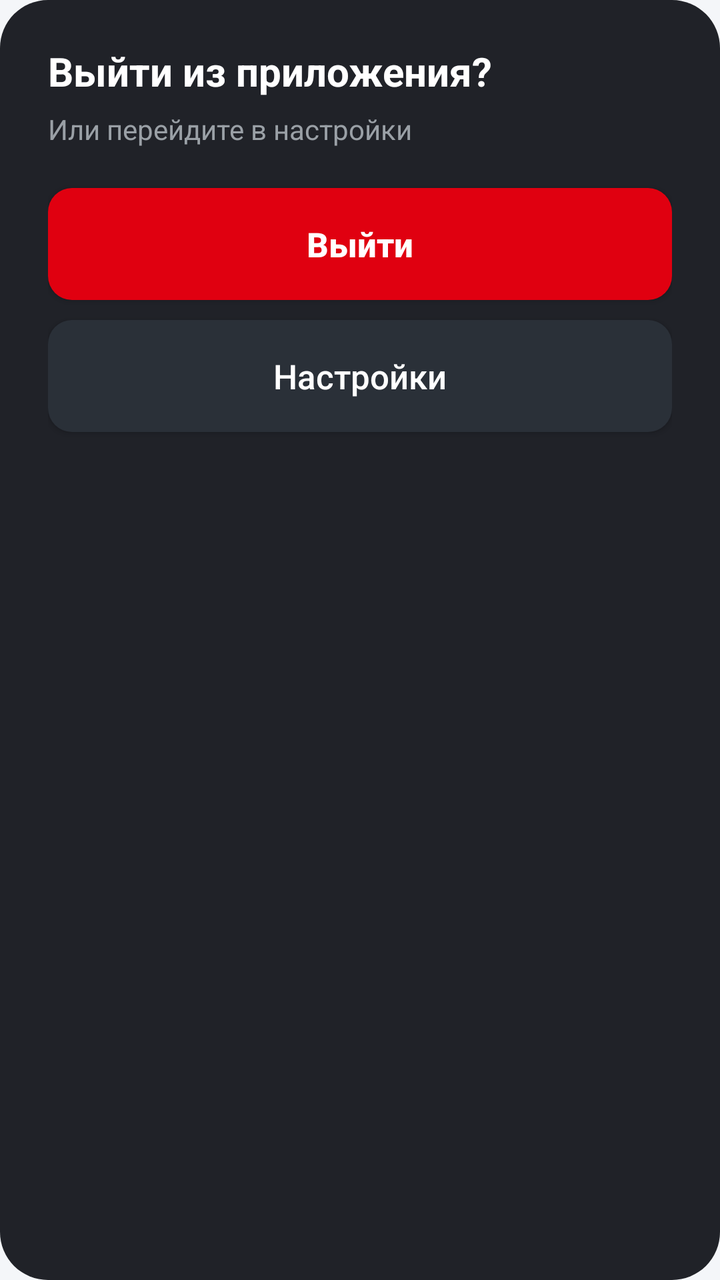
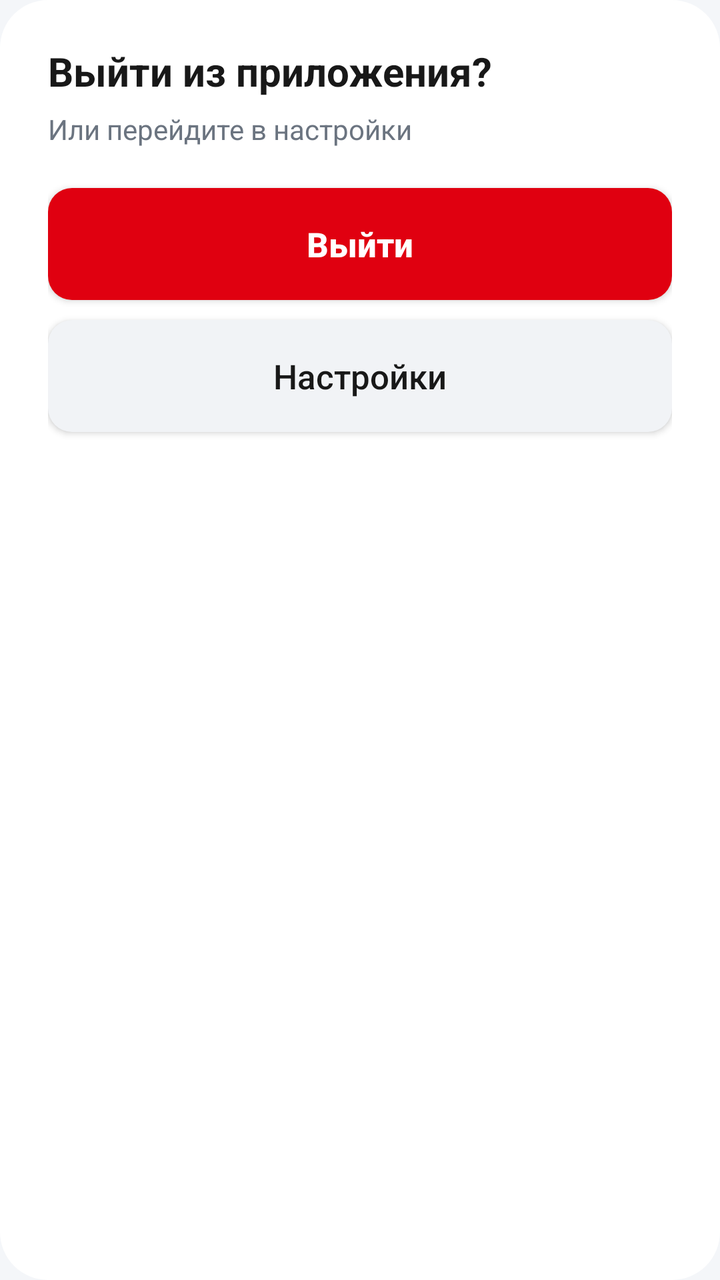

Screens rendered from an Android XML layout before and after an edit, with the pre-edit source and the edit as a unified diff.
<!-- AndroidManifest.xml: application theme Theme.Newline -->
<!-- res/layout/dialog_exit.xml -->
<?xml version="1.0" encoding="utf-8"?>
<LinearLayout xmlns:android="http://schemas.android.com/apk/res/android"
    android:layout_width="match_parent"
    android:layout_height="wrap_content"
    android:background="@drawable/bg_epg_dialog"
    android:orientation="vertical"
    android:paddingLeft="24dp"
    android:paddingTop="22dp"
    android:paddingRight="24dp"
    android:paddingBottom="22dp">

    <TextView
        android:layout_width="match_parent"
        android:layout_height="wrap_content"
        android:text="@string/exit_dialog_title"
        android:textColor="#FFFFFF"
        android:textSize="20sp"
        android:textStyle="bold" />

    <TextView
        android:layout_width="match_parent"
        android:layout_height="wrap_content"
        android:layout_marginTop="6dp"
        android:text="@string/exit_dialog_hint"
        android:textColor="#9AA0A6"
        android:textSize="14sp" />

    <Button
        android:id="@+id/exitExit"
        android:layout_width="match_parent"
        android:layout_height="56dp"
        android:layout_marginTop="20dp"
        android:background="@drawable/bg_dialog_primary"
        android:focusable="true"
        android:focusableInTouchMode="true"
        android:text="@string/exit_dialog_exit"
        android:textAllCaps="false"
        android:textColor="#FFFFFF"
        android:textSize="17sp"
        android:textStyle="bold" />

    <Button
        android:id="@+id/exitSettings"
        android:layout_width="match_parent"
        android:layout_height="56dp"
        android:layout_marginTop="10dp"
        android:background="@drawable/bg_epg_close"
        android:focusable="true"
        android:focusableInTouchMode="true"
        android:text="@string/settings_title"
        android:textAllCaps="false"
        android:textColor="#FFFFFF"
        android:textSize="17sp" />

</LinearLayout>
<!-- resources referenced by this layout -->
<resources>
  <!-- drawable bg_dialog_primary (drawable) -->
  <?xml version="1.0" encoding="utf-8"?>
  <selector xmlns:android="http://schemas.android.com/apk/res/android">
  
      <item android:state_focused="true">
          <shape android:shape="rectangle">
              <solid android:color="@color/brand_red" />
              <corners android:radius="12dp" />
              <stroke
                  android:width="3dp"
                  android:color="#FFFFFF" />
          </shape>
      </item>
  
      <item>
          <shape android:shape="rectangle">
              <solid android:color="@color/brand_red" />
              <corners android:radius="12dp" />
          </shape>
      </item>
  
  </selector>
  <!-- drawable bg_epg_close (drawable) -->
  <?xml version="1.0" encoding="utf-8"?>
  <selector xmlns:android="http://schemas.android.com/apk/res/android">
  
      <item android:state_focused="true">
          <shape android:shape="rectangle">
              <solid android:color="#2A3038" />
              <corners android:radius="12dp" />
              <stroke
                  android:width="2dp"
                  android:color="#FFFFFF" />
          </shape>
      </item>
  
      <item>
          <shape android:shape="rectangle">
              <solid android:color="#2A3038" />
              <corners android:radius="12dp" />
          </shape>
      </item>
  
  </selector>
  <!-- drawable bg_epg_dialog (drawable) -->
  <?xml version="1.0" encoding="utf-8"?>
  <shape xmlns:android="http://schemas.android.com/apk/res/android"
      android:shape="rectangle">
      <solid android:color="#F216181D" />
      <corners android:radius="24dp" />
  </shape>
  <string name="exit_dialog_exit">Выйти</string>
  <string name="exit_dialog_hint">Или перейдите в настройки</string>
  <string name="exit_dialog_title">Выйти из приложения?</string>
  <string name="settings_title">Настройки</string>
  <style name="Theme.Newline" parent="Theme.AppCompat.DayNight.NoActionBar">
          <item name="colorPrimary">@color/brand_red</item>
          <item name="colorPrimaryDark">@color/status_bar</item>
          <item name="colorAccent">@color/brand_red</item>
          <item name="android:windowBackground">@color/background</item>
          <item name="android:textColorPrimary">@color/text_primary</item>
          <item name="android:textColorSecondary">@color/text_secondary</item>
          <item name="android:statusBarColor">@color/status_bar</item>
          <item name="android:windowLightStatusBar" tools:targetApi="23">@bool/light_status_bar</item>
          <item name="android:navigationBarColor">@color/nav_bar</item>
          <item name="android:windowLightNavigationBar" tools:targetApi="27">@bool/light_status_bar</item>
          <item name="android:windowLayoutInDisplayCutoutMode" tools:targetApi="28">shortEdges</item>
          <item name="android:forceDarkAllowed" tools:targetApi="29">false</item>
      </style>
  <color name="brand_red">#E00010</color>
  <color name="status_bar">#FFFFFF</color>
  <color name="background">#F4F6F9</color>
  <color name="text_primary">#181818</color>
  <color name="text_secondary">#6B7480</color>
  <color name="nav_bar">#FFFFFF</color>
</resources>

<!-- the commit's change to res/layout/dialog_exit.xml (unified diff, before → after) -->
@@ -13,7 +13,7 @@
         android:layout_width="match_parent"
         android:layout_height="wrap_content"
         android:text="@string/exit_dialog_title"
-        android:textColor="#FFFFFF"
+        android:textColor="@color/dialog_text_primary"
         android:textSize="20sp"
         android:textStyle="bold" />
 
@@ -22,7 +22,7 @@
         android:layout_height="wrap_content"
         android:layout_marginTop="6dp"
         android:text="@string/exit_dialog_hint"
-        android:textColor="#9AA0A6"
+        android:textColor="@color/dialog_text_secondary"
         android:textSize="14sp" />
 
     <Button
@@ -35,7 +35,7 @@
         android:focusableInTouchMode="true"
         android:text="@string/exit_dialog_exit"
         android:textAllCaps="false"
-        android:textColor="#FFFFFF"
+        android:textColor="@color/dialog_primary_text"
         android:textSize="17sp"
         android:textStyle="bold" />
 
@@ -49,7 +49,7 @@
         android:focusableInTouchMode="true"
         android:text="@string/settings_title"
         android:textAllCaps="false"
-        android:textColor="#FFFFFF"
+        android:textColor="@color/dialog_button_text"
         android:textSize="17sp" />
 
 </LinearLayout>
<!-- resource entries referenced after the edit -->
@@ -1,5 +1,9 @@
 <!-- resources referenced by this layout -->
 <resources>
+  <color name="dialog_button_text">#181818</color>
+  <color name="dialog_primary_text">#FFFFFF</color>
+  <color name="dialog_text_primary">#181818</color>
+  <color name="dialog_text_secondary">#6B7480</color>
   <!-- drawable bg_dialog_primary (drawable) -->
   <?xml version="1.0" encoding="utf-8"?>
   <selector xmlns:android="http://schemas.android.com/apk/res/android">
@@ -10,7 +14,7 @@
               <corners android:radius="12dp" />
               <stroke
                   android:width="3dp"
-                  android:color="#FFFFFF" />
+                  android:color="@color/dialog_primary_focus" />
           </shape>
       </item>
   
@@ -28,17 +32,17 @@
   
       <item android:state_focused="true">
           <shape android:shape="rectangle">
-              <solid android:color="#2A3038" />
+              <solid android:color="@color/dialog_button_bg" />
               <corners android:radius="12dp" />
               <stroke
                   android:width="2dp"
-                  android:color="#FFFFFF" />
+                  android:color="@color/dialog_focus_ring" />
           </shape>
       </item>
   
       <item>
           <shape android:shape="rectangle">
-              <solid android:color="#2A3038" />
+              <solid android:color="@color/dialog_button_bg" />
               <corners android:radius="12dp" />
           </shape>
       </item>
@@ -48,7 +52,7 @@
   <?xml version="1.0" encoding="utf-8"?>
   <shape xmlns:android="http://schemas.android.com/apk/res/android"
       android:shape="rectangle">
-      <solid android:color="#F216181D" />
+      <solid android:color="@color/dialog_bg" />
       <corners android:radius="24dp" />
   </shape>
   <string name="exit_dialog_exit">Выйти</string>
@@ -70,6 +74,10 @@
           <item name="android:forceDarkAllowed" tools:targetApi="29">false</item>
       </style>
   <color name="brand_red">#E00010</color>
+  <color name="dialog_primary_focus">#FFFFFF</color>
+  <color name="dialog_button_bg">#F1F3F6</color>
+  <color name="dialog_focus_ring">#E00010</color>
+  <color name="dialog_bg">#FFFFFF</color>
   <color name="status_bar">#FFFFFF</color>
   <color name="background">#F4F6F9</color>
   <color name="text_primary">#181818</color>
